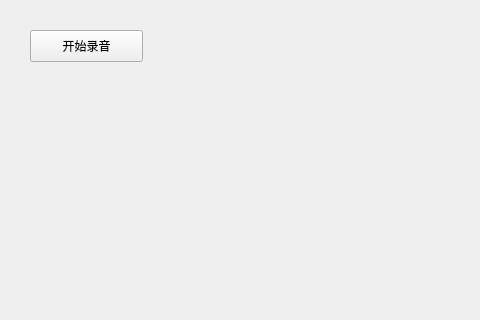
jisudong/LearnFFmpeg, file xiaomage/06_record_audio_wav/mainwindow.ui: the form before one commit; both pictures show x 0 to 480 and y 0 to 320 of the 800 by 600 pixel window.
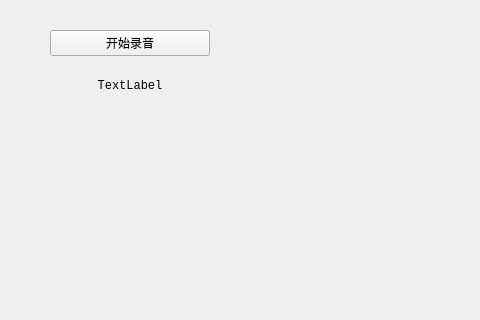
The form after the commit.

Commit message: record time

Patch:
```diff
--- a/xiaomage/06_record_audio_wav/mainwindow.ui
+++ b/xiaomage/06_record_audio_wav/mainwindow.ui
@@ -14,18 +14,39 @@
    <string>MainWindow</string>
   </property>
   <widget class="QWidget" name="centralwidget">
-   <widget class="QPushButton" name="recordButton">
+   <widget class="QWidget" name="verticalLayoutWidget">
     <property name="geometry">
      <rect>
-      <x>30</x>
+      <x>50</x>
       <y>30</y>
-      <width>113</width>
-      <height>32</height>
+      <width>160</width>
+      <height>80</height>
      </rect>
     </property>
-    <property name="text">
-     <string>开始录音</string>
-    </property>
+    <layout class="QVBoxLayout" name="verticalLayout">
+     <item>
+      <widget class="QPushButton" name="recordButton">
+       <property name="text">
+        <string>开始录音</string>
+       </property>
+      </widget>
+     </item>
+     <item>
+      <widget class="QLabel" name="timeLable">
+       <property name="font">
+        <font>
+         <family>Courier New</family>
+        </font>
+       </property>
+       <property name="text">
+        <string>TextLabel</string>
+       </property>
+       <property name="alignment">
+        <set>Qt::AlignCenter</set>
+       </property>
+      </widget>
+     </item>
+    </layout>
    </widget>
   </widget>
   <widget class="QMenuBar" name="menubar">
```
The commit also changes 4 other files.
